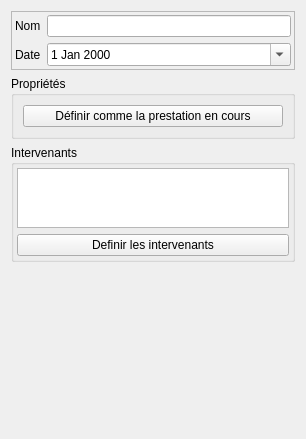
Before: the Qt Designer form Lamia/toolprepro/base2/lamiabase_marche_tool_ui.ui in Artelia/Lamia, drawn with Qt 5.
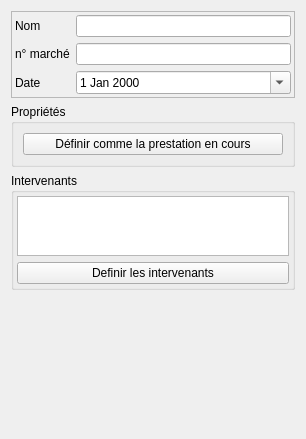
After: the same form once the commit is applied.

What changed in the file:
```diff
--- a/Lamia/toolprepro/base2/lamiabase_marche_tool_ui.ui
+++ b/Lamia/toolprepro/base2/lamiabase_marche_tool_ui.ui
@@ -39,14 +39,14 @@
       <item row="0" column="1">
        <widget class="QLineEdit" name="lineEdit_nom"/>
       </item>
-      <item row="1" column="0">
+      <item row="2" column="0">
        <widget class="QLabel" name="label">
         <property name="text">
          <string>Date</string>
         </property>
        </widget>
       </item>
-      <item row="1" column="1">
+      <item row="2" column="1">
        <widget class="QDateEdit" name="dateEdit_date">
         <property name="specialValueText">
          <string/>
@@ -76,6 +76,16 @@
         </property>
        </widget>
       </item>
+      <item row="1" column="0">
+       <widget class="QLabel" name="label_2">
+        <property name="text">
+         <string>n° marché</string>
+        </property>
+       </widget>
+      </item>
+      <item row="1" column="1">
+       <widget class="QLineEdit" name="lineEdit_nummarche"/>
+      </item>
      </layout>
     </widget>
    </item>
```
Left out of the diff: 22 changed lines with no effect on the pictures.
